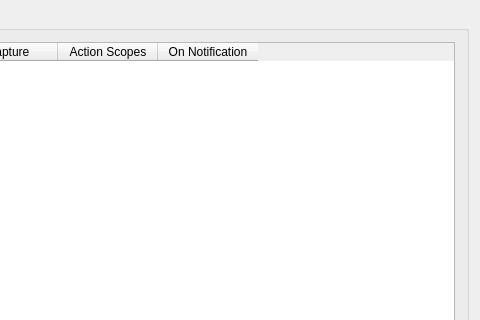
This is src/ui/qgsattributeactiondialogbase.ui in qgis/QGIS as Qt 5 draws it before an edit; both pictures show x 468 to 948 and y 0 to 320 of the 948 by 731 pixel window. The edited form follows.
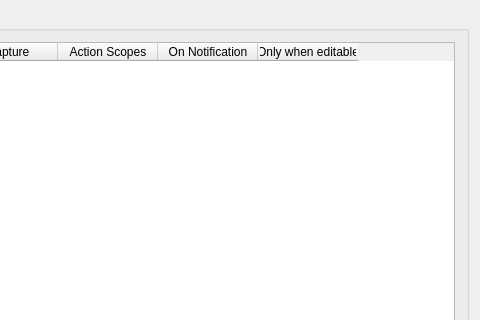
This is the edited form. Icons and pictures are not drawn. Custom widgets are drawn as their Qt base class.

The edit to the form file:
```diff
--- a/src/ui/qgsattributeactiondialogbase.ui
+++ b/src/ui/qgsattributeactiondialogbase.ui
@@ -146,7 +146,7 @@
          <enum>QAbstractItemView::SelectRows</enum>
         </property>
         <property name="columnCount">
-         <number>7</number>
+         <number>8</number>
         </property>
         <column>
          <property name="text">
@@ -186,6 +186,11 @@
           <string>&lt;html&gt;&lt;head/&gt;&lt;body&gt;&lt;p&gt;If not empty, this will enable provider notification listening and the action will be executed when the notification message matched the specified value. &lt;/p&gt;&lt;/body&gt;&lt;/html&gt;</string>
          </property>
         </column>
+        <column>
+         <property name="text">
+          <string>Only when editable</string>
+         </property>
+        </column>
        </widget>
       </item>
       <item row="1" column="2">
```
Left out of the diff: 29 changed lines with no effect on the pictures.
